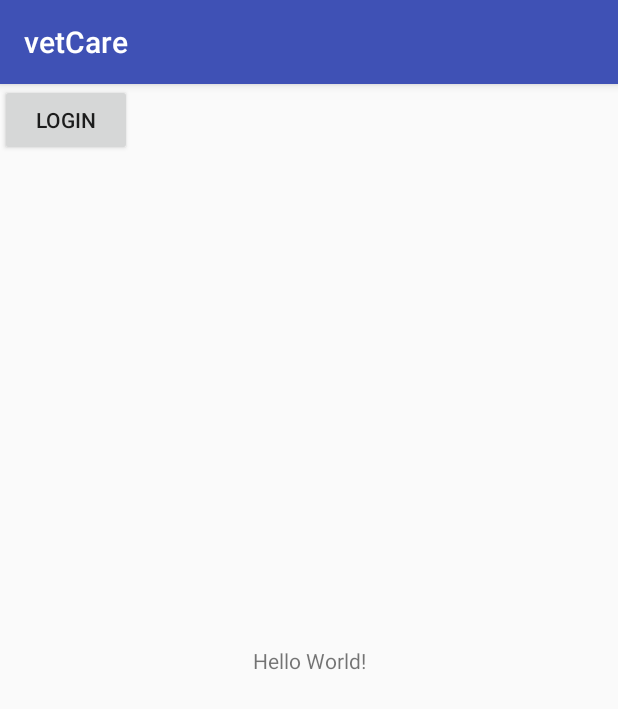
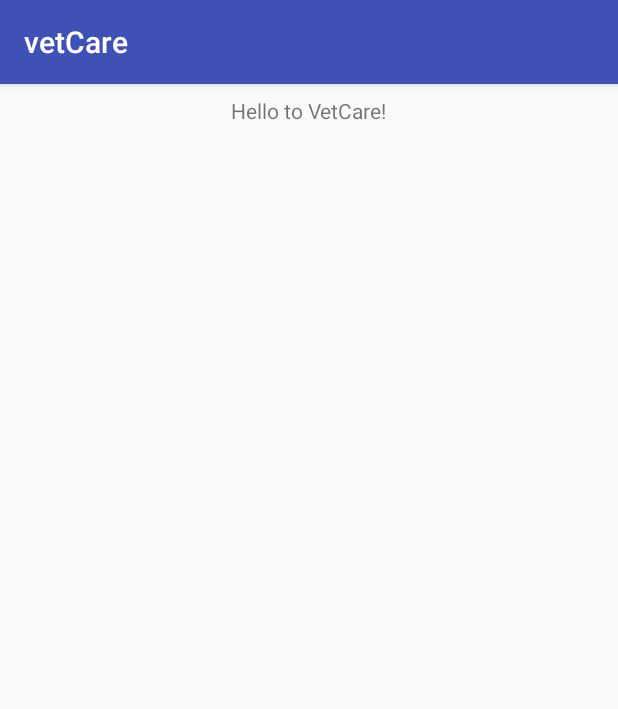
Before and after one commit to raqssr/CM_VetCare_Android, an Android app: the screen it shows after launch (MainActivity), on a phone screen of 412 x 824 dp. Shown: the top 709 px of the screen. Run offline under Robolectric (Android 15) with nearby library versions, the phone set to English and light mode, and no system bars.

```diff
--- a/app/src/main/AndroidManifest.xml
+++ b/app/src/main/AndroidManifest.xml
@@ -12,10 +12,10 @@
         <activity android:name=".MainActivity">
             <intent-filter>
                 <action android:name="android.intent.action.MAIN" />
-
                 <category android:name="android.intent.category.LAUNCHER" />
             </intent-filter>
         </activity>
+        <activity android:name=".LoginActivity" />
     </application>
 
 </manifest>
--- a/app/src/main/res/layout/activity_main.xml
+++ b/app/src/main/res/layout/activity_main.xml
@@ -6,21 +6,22 @@
     android:layout_height="match_parent"
     tools:context="com.example.ritasantiago.vetcare.MainActivity">
 
-    <TextView
-        android:layout_width="wrap_content"
+    <LinearLayout
+        android:layout_width="fill_parent"
         android:layout_height="wrap_content"
-        android:text="Hello World!"
-        app:layout_constraintBottom_toBottomOf="parent"
-        app:layout_constraintLeft_toLeftOf="parent"
-        app:layout_constraintRight_toRightOf="parent"
-        app:layout_constraintTop_toTopOf="parent" />
+        android:layout_marginTop="30dp"
+        android:gravity="center"
+        android:orientation="vertical"
+        android:padding="@dimen/cast_libraries_material_featurehighlight_text_horizontal_margin">
 
-    <Button
-        android:id="@+id/button3"
-        android:layout_width="wrap_content"
-        android:layout_height="wrap_content"
-        android:text="login"
-        tools:layout_editor_absoluteX="368dp"
-        tools:layout_editor_absoluteY="311dp" />
+        <TextView
+            android:layout_width="wrap_content"
+            android:layout_height="wrap_content"
+            android:text="Hello to VetCare!"
+            app:layout_constraintBottom_toBottomOf="parent"
+            app:layout_constraintLeft_toLeftOf="parent"
+            app:layout_constraintRight_toRightOf="parent"
+            app:layout_constraintTop_toTopOf="parent" />
+    </LinearLayout>
 
 </android.support.constraint.ConstraintLayout>
```
Also changed, not shown: 16 other files.
